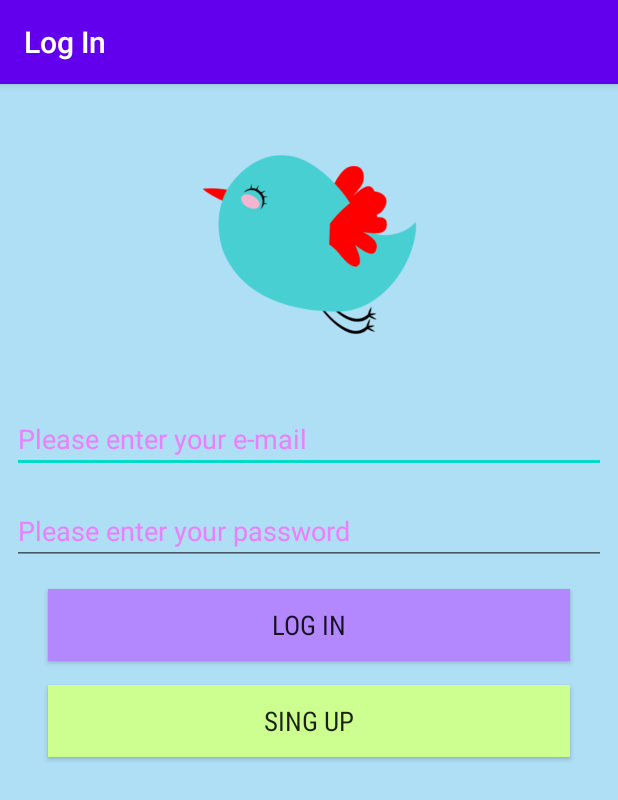
After one commit to ShonenDi/TwitterClone, an Android app: the LogIn screen opened directly, with no data from a screen before it, on a phone screen of 412 x 824 dp. The commit adds this screen. Shown: the top 800 px of the screen. Run offline under Robolectric (Android 15) with nearby library versions, the phone set to English and light mode, and no system bars; libraries missing offline, so code that uses them is left out: com.parse, com.shashank.sony; 1 statement that could not run was skipped.

Commit message:
add log in activity

```diff
--- a/app/build.gradle
+++ b/app/build.gradle
@@ -32,5 +32,6 @@ dependencies {
     androidTestImplementation 'androidx.test.ext:junit:1.1.1'
     androidTestImplementation 'androidx.test.espresso:espresso-core:3.2.0'
     implementation "com.github.parse-community.Parse-SDK-Android:parse:1.18.5"
+    implementation 'com.github.Shashank02051997:FancyToast-Android:0.1.6'
 
 }
--- a/app/src/main/AndroidManifest.xml
+++ b/app/src/main/AndroidManifest.xml
@@ -13,6 +13,8 @@
         android:roundIcon="@mipmap/ic_launcher_round"
         android:supportsRtl="true"
         android:theme="@style/AppTheme">
+        <activity android:name=".TwitterUsers"></activity>
+        <activity android:name=".LogIn" />
         <activity android:name=".SingUp">
             <intent-filter>
                 <action android:name="android.intent.action.MAIN" />
@@ -30,7 +32,6 @@
         <meta-data
             android:name="com.parse.CLIENT_KEY"
             android:value="@string/back4app_client_key" />
-
     </application>
 
 </manifest>
--- /dev/null
+++ b/app/src/main/java/com/shonen/ukr/qtwitterclone/LogIn.java
@@ -0,0 +1,100 @@
+package com.shonen.ukr.qtwitterclone;
+
+import androidx.appcompat.app.AppCompatActivity;
+
+import android.content.Intent;
+import android.os.Bundle;
+import android.view.KeyEvent;
+import android.view.View;
+import android.view.inputmethod.InputMethodManager;
+import android.widget.Button;
+import android.widget.EditText;
+import android.widget.Toast;
+
+import com.parse.LogInCallback;
+import com.parse.ParseException;
+import com.parse.ParseUser;
+import com.shashank.sony.fancytoastlib.FancyToast;
+
+public class LogIn extends AppCompatActivity implements View.OnClickListener {
+
+    private EditText edtUserLogInMail;
+    private EditText edtUserLogInPassword;
+
+    private Button btnLogIn;
+    private Button btnSingUp;
+
+    @Override
+    protected void onCreate(Bundle savedInstanceState) {
+        super.onCreate(savedInstanceState);
+        setContentView(R.layout.activity_log_in);
+        setTitle("Log In");
+
+        edtUserLogInMail = findViewById(R.id.logInUserMail);
+        edtUserLogInPassword = findViewById(R.id.logInUserPassword);
+
+        btnLogIn = findViewById(R.id.btnLogINLI);
+        btnSingUp = findViewById(R.id.btnSingUpLI);
+        edtUserLogInPassword.setOnKeyListener(new View.OnKeyListener() {
+            @Override
+            public boolean onKey(View v, int keyCode, KeyEvent event) {
+                if (keyCode == KeyEvent.KEYCODE_ENTER && event.getAction() == KeyEvent.ACTION_DOWN) {
+                    onClick(btnLogIn);
+                }
+                return false;
+            }
+        });
+
+        btnLogIn.setOnClickListener(this);
+        btnSingUp.setOnClickListener(this);
+
+        if (ParseUser.getCurrentUser() != null) {
+            transitionToTwitterUsers();
+        }
+
+
+    }
+
+    @Override
+    public void onClick(View view) {
+        switch (view.getId()) {
+            case R.id.btnLogINLI:
+                if (edtUserLogInMail.getText().toString().equals("") && edtUserLogInPassword.getText().toString().equals("")) {
+                    FancyToast.makeText(LogIn.this, "Please enter the your e-mail and password ", Toast.LENGTH_SHORT, FancyToast.ERROR, false).show();
+                }else {
+                    try {
+                        ParseUser.logInInBackground(edtUserLogInMail.getText().toString(), edtUserLogInPassword.getText().toString(), new LogInCallback() {
+                            @Override
+                            public void done(ParseUser user, ParseException e) {
+                                if (user != null && e == null) {
+                                    transitionToTwitterUsers();
+                                } else {
+                                    FancyToast.makeText(LogIn.this, e.getMessage(), Toast.LENGTH_SHORT, FancyToast.ERROR, false).show();
+                                }
+                            }
+                        });
+                    } catch (IllegalArgumentException e) {
+                        e.printStackTrace();
+                    }
+                }
+                break;
+            case R.id.btnSingUpLI:
+                Intent intent= new Intent(LogIn.this,SingUp.class);
+                startActivity(intent);
+        }
+    }
+
+    public void rootLayoutTaped(View view) {
+        try {
+            InputMethodManager inputMethodManager = (InputMethodManager) getSystemService(INPUT_METHOD_SERVICE);
+            inputMethodManager.hideSoftInputFromWindow(getCurrentFocus().getWindowToken(), 0);
+        } catch (Exception e) {
+            e.printStackTrace();
+        }
+    }
+
+    private void transitionToTwitterUsers() {
+        Intent intent = new Intent(LogIn.this, TwitterUsers.class);
+        startActivity(intent);
+    }
+}
--- /dev/null
+++ b/app/src/main/res/layout/activity_log_in.xml
@@ -0,0 +1,82 @@
+<?xml version="1.0" encoding="utf-8"?>
+<androidx.constraintlayout.widget.ConstraintLayout xmlns:android="http://schemas.android.com/apk/res/android"
+    xmlns:app="http://schemas.android.com/apk/res-auto"
+    xmlns:tools="http://schemas.android.com/tools"
+    android:layout_width="match_parent"
+    android:layout_height="match_parent"
+    android:background="#BA94D6F4"
+    tools:context=".LogIn">
+
+    <Button
+        android:id="@+id/btnLogINLI"
+        android:layout_width="0dp"
+        android:layout_height="wrap_content"
+        android:layout_marginStart="32dp"
+        android:layout_marginTop="16dp"
+        android:layout_marginEnd="32dp"
+        android:background="#B388FF"
+        android:fontFamily="sans-serif-condensed"
+        android:text="Log In"
+        android:textSize="18sp"
+        app:layout_constraintEnd_toEndOf="parent"
+        app:layout_constraintStart_toStartOf="parent"
+        app:layout_constraintTop_toBottomOf="@+id/logInUserPassword" />
+
+    <Button
+        android:id="@+id/btnSingUpLI"
+        android:layout_width="0dp"
+        android:layout_height="wrap_content"
+        android:layout_marginStart="32dp"
+        android:layout_marginTop="16dp"
+        android:layout_marginEnd="32dp"
+        android:background="#CCFF90"
+        android:fontFamily="sans-serif-condensed"
+        android:text="Sing UP"
+        android:textSize="18sp"
+        app:layout_constraintEnd_toEndOf="parent"
+        app:layout_constraintStart_toStartOf="parent"
+        app:layout_constraintTop_toBottomOf="@+id/btnLogINLI" />
+
+    <EditText
+        android:id="@+id/logInUserMail"
+        android:layout_width="0dp"
+        android:layout_height="wrap_content"
+        android:layout_marginStart="8dp"
+        android:layout_marginTop="32dp"
+        android:layout_marginEnd="8dp"
+        android:ems="10"
+        android:hint="Please enter your e-mail"
+        android:inputType="textEmailAddress"
+        android:textColorHint="#EA80FC"
+        app:layout_constraintEnd_toEndOf="parent"
+        app:layout_constraintHorizontal_bias="0.0"
+        app:layout_constraintStart_toStartOf="parent"
+        app:layout_constraintTop_toBottomOf="@+id/imageView3" />
+
+    <EditText
+        android:id="@+id/logInUserPassword"
+        android:layout_width="0dp"
+        android:layout_height="wrap_content"
+        android:layout_marginStart="8dp"
+        android:layout_marginTop="16dp"
+        android:layout_marginEnd="8dp"
+        android:ems="10"
+        android:hint="Please enter your password"
+        android:inputType="none|textWebPassword"
+        android:textColorHint="#EA80FC"
+        app:layout_constraintEnd_toEndOf="parent"
+        app:layout_constraintStart_toStartOf="parent"
+        app:layout_constraintTop_toBottomOf="@+id/logInUserMail" />
+
+    <ImageView
+        android:id="@+id/imageView3"
+        android:layout_width="150dp"
+        android:layout_height="150dp"
+        android:layout_marginStart="8dp"
+        android:layout_marginTop="32dp"
+        android:layout_marginEnd="8dp"
+        app:layout_constraintEnd_toEndOf="parent"
+        app:layout_constraintStart_toStartOf="parent"
+        app:layout_constraintTop_toTopOf="parent"
+        app:srcCompat="@drawable/bird_png" />
+</androidx.constraintlayout.widget.ConstraintLayout>
--- a/app/src/main/res/values/strings.xml
+++ b/app/src/main/res/values/strings.xml
@@ -1,5 +1,5 @@
 <resources>
-    <string name="app_name">QtwitterClone</string>
+    <string name="app_name">TwitterClone</string>
     <string name="back4app_server_url">https://parseapi.back4app.com/</string>
     <!-- Change the following strings as required -->
     <string name="back4app_app_id">APP_ID</string>
```
Also changed, not shown: app/src/main/java/com/shonen/ukr/qtwitterclone/SingUp.java (+62 -6 lines), app/src/main/java/com/shonen/ukr/qtwitterclone/TwitterUsers.java (added, +20 -0 lines), app/src/main/res/layout/activity_twitter_users.xml (added, +9 -0 lines), app/src/main/res/drawable/bird_png.png (added).
